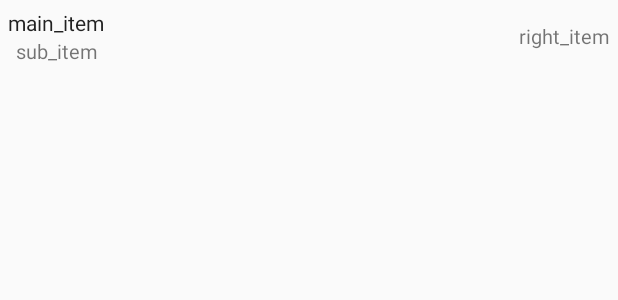
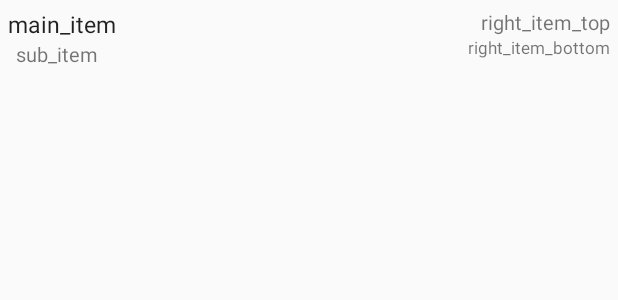
Before and after one commit to tnkTaka/ItArticleCollection60213, an Android app: the layout list_item.xml on its own in the app's theme, with its tools: preview values and no code run, on a phone screen of 412 x 824 dp. Shown: the top 300 px of the screen. Run offline under Robolectric (Android 15) with nearby library versions, the phone set to English and light mode, and no system bars.

Commit message:
ListViewに作成日を追加

```diff
--- a/app/src/main/java/local/hal/st32/android/itarticlecollection60213/ArticleAddActivity.java
+++ b/app/src/main/java/local/hal/st32/android/itarticlecollection60213/ArticleAddActivity.java
@@ -67,7 +67,6 @@ public class ArticleAddActivity extends AppCompatActivity {
 
                 PostMyArticle postMyArticle = new PostMyArticle();
                 postMyArticle.execute(p);
-
                 break;
         }
         return super.onOptionsItemSelected(item);
--- a/app/src/main/java/local/hal/st32/android/itarticlecollection60213/ArticleDetailActivity.java
+++ b/app/src/main/java/local/hal/st32/android/itarticlecollection60213/ArticleDetailActivity.java
@@ -18,7 +18,7 @@ public class ArticleDetailActivity extends AppCompatActivity {
         actionBar.setHomeButtonEnabled(true);
         actionBar.setDisplayHomeAsUpEnabled(true);
 
-        HashMap<String, String> hashTmp = (HashMap<String, String>) getIntent().getExtras().get("hashMapKey");
+        HashMap<String, String> hashTmp = (HashMap<String, String>) getIntent().getExtras().get("Article");
 
         TextView title = findViewById(R.id.tvTitle);
         title.setText(hashTmp.get("title"));
--- a/app/src/main/res/layout/list_item.xml
+++ b/app/src/main/res/layout/list_item.xml
@@ -8,40 +8,48 @@
     android:gravity="center_vertical">
 
     <LinearLayout
-        android:orientation="vertical"
-        android:layout_width="wrap_content"
+        android:layout_width="match_parent"
         android:layout_height="wrap_content"
-        android:layout_weight="1">
+        android:layout_marginRight="20dp"
+        android:layout_weight="1"
+        android:orientation="vertical">
 
         <TextView
+            android:id="@+id/item_main"
             android:layout_width="wrap_content"
             android:layout_height="wrap_content"
-            android:id="@+id/item_main"
             android:text="main_item"
-            android:textSize="14dp"
-            android:textAppearance="?android:textAppearanceLarge" />
+            android:textAppearance="?android:textAppearanceLarge"
+            android:textSize="15dp" />
 
         <TextView
+            android:id="@+id/item_sub"
             android:layout_width="wrap_content"
             android:layout_height="wrap_content"
-            android:id="@+id/item_sub"
+            android:layout_marginLeft="5dp"
             android:text="sub_item"
-            android:textSize="13dp"
             android:textAppearance="?android:textAppearanceSmall"
-            android:layout_marginLeft="5dp" />
+            android:textSize="13dp" />
     </LinearLayout>
 
     <LinearLayout
-        android:orientation="vertical"
         android:layout_width="wrap_content"
         android:layout_height="match_parent"
-        android:gravity="center_vertical">
+        android:gravity="right"
+        android:orientation="vertical">
 
         <TextView
+            android:id="@+id/item_right_top"
             android:layout_width="wrap_content"
             android:layout_height="wrap_content"
-            android:text="right_item"
-            android:textSize="13dp"
-            android:id="@+id/item_right" />
+            android:text="right_item_top"
+            android:textSize="13dp" />
+
+        <TextView
+            android:id="@+id/item_right_bottom"
+            android:layout_width="wrap_content"
+            android:layout_height="wrap_content"
+            android:text="right_item_bottom"
+            android:textSize="11dp" />
     </LinearLayout>
 </LinearLayout>
```
Also changed, not shown: app/src/main/java/local/hal/st32/android/itarticlecollection60213/ArticleListActivity.java (+8 -3 lines), app/src/main/java/local/hal/st32/android/itarticlecollection60213/GetListArticles.java (+32 -17 lines), app/src/main/java/local/hal/st32/android/itarticlecollection60213/PostMyArticle.java (+0 -14 lines).
